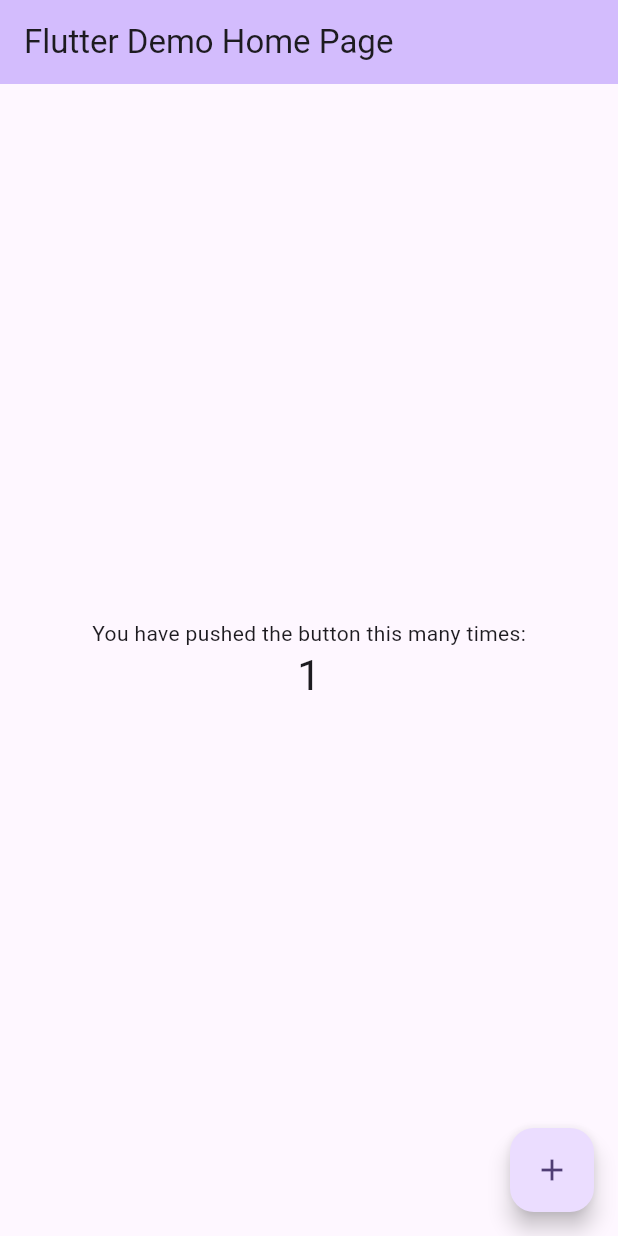
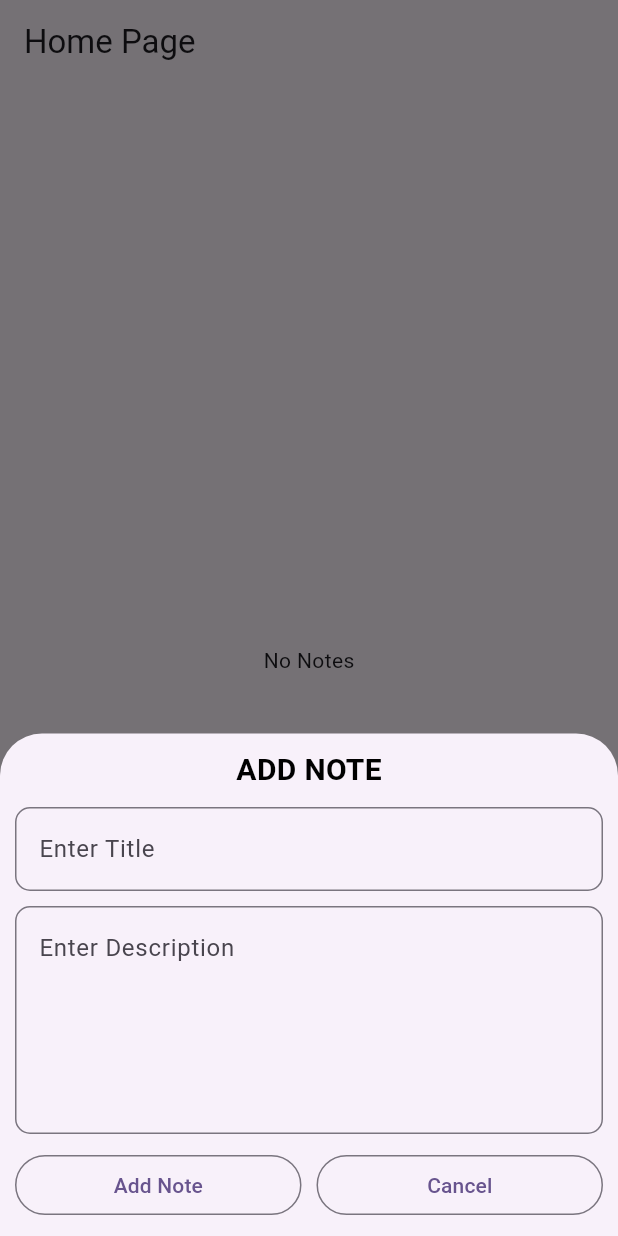
Before and after one commit to dhirajchaurasiya/Flutter_Db_with_sqflite, a Flutter app: the screen it shows after launch, after a tap on the "add" icon, on a phone screen of 412 x 824 dp. Run offline on Flutter 3.47's test engine with Material 3 defaults, Android fonts, the phone set to English and light mode, and no system bars; our stand-ins replace sqflite; accounts and stored records are empty.

Commit message:
add update and delete note with sqflite

```diff
--- /dev/null
+++ b/lib/data/local/db_helper.dart
@@ -0,0 +1,99 @@
+import 'dart:io';
+
+import 'package:path/path.dart';
+import 'package:path_provider/path_provider.dart';
+import 'package:sqflite/sqflite.dart';
+import 'package:sqflite/sqlite_api.dart';
+
+class dbHelper {
+  dbHelper._(); //private constructor
+
+  static final dbHelper getinstance = dbHelper._();
+
+  //create database object
+  Database? myDB;
+
+  static final String TABLE_NOTE = "note";
+  static final String COLUMN_NOTE_SNO = "s_no";
+  static final String COLUMN_NOTE_TITLE = "title";
+  static final String COLUMN_NOTE_DESC = "desc";
+
+  // db open (path -> if exists then open it else create it)
+  Future<Database> getDB() async {
+    myDB ??= await openDB();
+    return myDB!;
+
+    //same logic as above just difference in process
+    // if (myDB != null) {
+    //   return myDB!;
+    // } else {
+    //   myDB = await openDB();
+    //   return myDB!;
+    // }
+  }
+
+  Future<Database> openDB() async {
+    Directory appDir = await getApplicationDocumentsDirectory();
+    String dbpath = join(appDir.path, "notesdb.db");
+    Database myDB = await openDatabase(
+      dbpath,
+      onCreate: (db, version) {
+        //creating tables here
+        db.execute(
+          "CREATE TABLE $TABLE_NOTE($COLUMN_NOTE_SNO INTEGER PRIMARY KEY AUTOINCREMENT, $COLUMN_NOTE_TITLE TEXT, $COLUMN_NOTE_DESC TEXT)",
+        );
+      },
+      version: 1,
+    );
+    return myDB;
+  }
+
+  //queries based on the operation
+  //insertion
+  Future<bool> addNote({required String title, required String desc}) async {
+    Database db = await getDB();
+    int rowsAffected = await db.insert(TABLE_NOTE, {
+      COLUMN_NOTE_TITLE: title,
+      COLUMN_NOTE_DESC: desc,
+    });
+    return rowsAffected > 0;
+  }
+
+  //reading all Data
+  Future<List<Map<String, dynamic>>> getAllNotes() async {
+    //because the data is in form of Map in a list and returns a Future value so the function return type should also be accordingly
+    var db = await getDB();
+    //select * from note
+    List<Map<String, dynamic?>> mData = await db.query(TABLE_NOTE);
+
+    return mData;
+  }
+
+  //update notes
+  Future<bool> updateNotes({
+    required String title,
+    required String desc,
+    required int sno,
+  }) async {
+    var db = await getDB();
+    int check = await db.update(
+      TABLE_NOTE,
+      {COLUMN_NOTE_TITLE: title, COLUMN_NOTE_DESC: desc},
+      where: "$COLUMN_NOTE_SNO = ?",
+      whereArgs: [sno],
+    );
+
+    return check > 0;
+  }
+
+  //delete notes
+  Future<bool> deleteNotes({required int sno}) async {
+    var db = await getDB();
+    int check = await db.delete(
+      TABLE_NOTE,
+      where: "$COLUMN_NOTE_SNO = ?",
+      whereArgs: [sno],
+    );
+    return check > 0;
+  }
+}
--- /dev/null
+++ b/lib/home_page.dart
@@ -0,0 +1,242 @@
+import 'package:db_with_sqflite/data/local/db_helper.dart';
+import 'package:flutter/material.dart';
+
+class HomePage extends StatefulWidget {
+  const HomePage({super.key});
+
+  @override
+  State<HomePage> createState() => _HomePageState();
+}
+
+class _HomePageState extends State<HomePage> {
+  TextEditingController titleController = TextEditingController();
+  TextEditingController descController = TextEditingController();
+
+  List<Map<String, dynamic>> allNotes = [];
+  dbHelper? dbRef;
+
+  @override
+  void initState() {
+    super.initState();
+    dbRef = dbHelper.getinstance;
+    getNotes();
+  }
+
+  void getNotes() async {
+    allNotes = await dbRef!.getAllNotes();
+    setState(() {});
+  }
+
+  @override
+  Widget build(BuildContext context) {
+    return Scaffold(
+      appBar: AppBar(title: const Text('Home Page')),
+      body:
+          allNotes.isEmpty
+              ? const Center(child: Text('No Notes'))
+              : ListView.builder(
+                itemCount: allNotes.length,
+                itemBuilder: (context, index) {
+                  return ListTile(
+                    title: Text(
+                      allNotes[index][dbHelper.COLUMN_NOTE_TITLE] ?? '',
+                    ),
+                    subtitle: Text(
+                      allNotes[index][dbHelper.COLUMN_NOTE_DESC] ?? '',
+                    ),
+                    trailing: SizedBox(
+                      width: 100,
+                      child: Row(
+                        children: [
+                          IconButton(
+                            icon: const Icon(Icons.edit, color: Colors.green),
+                            onPressed: () {
+                              titleController.text =
+                                  allNotes[index][dbHelper.COLUMN_NOTE_TITLE];
+                              descController.text =
+                                  allNotes[index][dbHelper.COLUMN_NOTE_DESC];
+
+                              showModalBottomSheet(
+                                context: context,
+                                builder: (context) {
+                                  return BottomSheetWidget(
+                                    isUpdate: true,
+                                    sno:
+                                        allNotes[index][dbHelper
+                                            .COLUMN_NOTE_SNO],
+                                    titleController: titleController,
+                                    descController: descController,
+                                    onSave: getNotes,
+                                  );
+                                },
+                              );
+                            },
+                          ),
+                          IconButton(
+                            icon: const Icon(Icons.delete, color: Colors.red),
+                            onPressed: () async {
+                              bool check = await dbRef!.deleteNotes(
+                                sno: allNotes[index][dbHelper.COLUMN_NOTE_SNO],
+                              );
+                              if (check) {
+                                getNotes();
+                                ScaffoldMessenger.of(context).showSnackBar(
+                                  const SnackBar(content: Text('Note Deleted')),
+                                );
+                              }
+                            },
+                          ),
+                        ],
+                      ),
+                    ),
+                  );
+                },
+              ),
+      floatingActionButton: FloatingActionButton(
+        onPressed: () {
+          titleController.clear();
+          descController.clear();
+
+          showModalBottomSheet(
+            context: context,
+            builder: (context) {
+              return BottomSheetWidget(
+                isUpdate: false,
+                titleController: titleController,
+                descController: descController,
+                onSave: getNotes,
+              );
+            },
+          );
+        },
+        child: const Icon(Icons.add),
+      ),
+    );
+  }
+}
+
+class BottomSheetWidget extends StatefulWidget {
+  final bool isUpdate;
+  final int sno;
+  final TextEditingController titleController;
+  final TextEditingController descController;
+  final VoidCallback onSave;
+
+  const BottomSheetWidget({
+    super.key,
+    this.isUpdate = false,
+    this.sno = 0,
+    required this.titleController,
+    required this.descController,
+    required this.onSave,
+  });
+
+  @override
+  State<BottomSheetWidget> createState() => _BottomSheetWidgetState();
+}
+
+class _BottomSheetWidgetState extends State<BottomSheetWidget> {
+  dbHelper? dbRef;
+
+  @override
+  void initState() {
+    super.initState();
+    dbRef = dbHelper.getinstance;
+  }
+
+  @override
+  Widget build(BuildContext context) {
+    return Container(
+      padding: const EdgeInsets.all(10),
+      width: double.infinity,
+      child: Column(
+        mainAxisSize: MainAxisSize.min,
+        children: [
+          Text(
+            widget.isUpdate ? 'UPDATE NOTE' : 'ADD NOTE',
+            style: const TextStyle(
+              fontSize: 20,
+              fontWeight: FontWeight.bold,
+              color: Colors.black,
+            ),
+          ),
+          const SizedBox(height: 10),
+          TextField(
+            controller: widget.titleController,
+            decoration: InputDecoration(
+              hintText: 'Enter Title',
+              border: OutlineInputBorder(
+                borderRadius: BorderRadius.circular(10),
+              ),
+            ),
+          ),
+          const SizedBox(height: 10),
+          TextField(
+            controller: widget.descController,
+            maxLines: 5,
+            decoration: InputDecoration(
+              hintText: 'Enter Description',
+              border: OutlineInputBorder(
+                borderRadius: BorderRadius.circular(10),
+              ),
+            ),
+          ),
+          const SizedBox(height: 10),
+          Row(
+            children: [
+              Expanded(
+                child: OutlinedButton(
+                  onPressed: () async {
+                    final title = widget.titleController.text.trim();
+                    final desc = widget.descController.text.trim();
+
+                    if (title.isEmpty || desc.isEmpty) {
+                      ScaffoldMessenger.of(context).showSnackBar(
+                        const SnackBar(
+                          content: Text('Please fill all the fields'),
+                          backgroundColor: Colors.black,
+                          behavior: SnackBarBehavior.floating,
+                        ),
+                      );
+                      return;
+                    }
+
+                    bool check =
+                        widget.isUpdate
+                            ? await dbRef!.updateNotes(
+                              title: title,
+                              desc: desc,
+                              sno: widget.sno,
+                            )
+                            : await dbRef!.addNote(title: title, desc: desc);
+
+                    if (check) {
+                      widget.onSave();
+                      widget.titleController.clear();
+                      widget.descController.clear();
+                      Navigator.pop(context);
+                    } else {
+                      ScaffoldMessenger.of(context).showSnackBar(
+                        const SnackBar(content: Text('Operation failed')),
+                      );
+                    }
+                  },
+                  child: Text(widget.isUpdate ? 'Update Note' : 'Add Note'),
+                ),
+              ),
+              const SizedBox(width: 10),
+              Expanded(
+                child: OutlinedButton(
+                  onPressed: () {
+                    Navigator.pop(context);
+                  },
+                  child: const Text('Cancel'),
+                ),
+              ),
+            ],
+          ),
+        ],
+      ),
+    );
+  }
+}
--- a/lib/main.dart
+++ b/lib/main.dart
@@ -1,3 +1,5 @@
+import 'package:db_with_sqflite/data/local/db_helper.dart';
+import 'package:db_with_sqflite/home_page.dart';
 import 'package:flutter/material.dart';
 
 void main() {
@@ -7,116 +9,16 @@ void main() {
 class MyApp extends StatelessWidget {
   const MyApp({super.key});
 
-  // This widget is the root of your application.
   @override
   Widget build(BuildContext context) {
+    dbHelper db = dbHelper.getinstance;
+
     return MaterialApp(
       title: 'Flutter Demo',
       theme: ThemeData(
-        // This is the theme of your application.
-        //
-        // TRY THIS: Try running your application with "flutter run". You'll see
-        // the application has a purple toolbar. Then, without quitting the app,
-        // try changing the seedColor in the colorScheme below to Colors.green
-        // and then invoke "hot reload" (save your changes or press the "hot
-        // reload" button in a Flutter-supported IDE, or press "r" if you used
-        // the command line to start the app).
-        //
-        // Notice that the counter didn't reset back to zero; the application
-        // state is not lost during the reload. To reset the state, use hot
-        // restart instead.
-        //
-        // This works for code too, not just values: Most code changes can be
-        // tested with just a hot reload.
         colorScheme: ColorScheme.fromSeed(seedColor: Colors.deepPurple),
       ),
-      home: const MyHomePage(title: 'Flutter Demo Home Page'),
+      home: HomePage(),
     );
   }
 }
-
-class MyHomePage extends StatefulWidget {
-  const MyHomePage({super.key, required this.title});
-
-  // This widget is the home page of your application. It is stateful, meaning
-  // that it has a State object (defined below) that contains fields that affect
-  // how it looks.
-
-  // This class is the configuration for the state. It holds the values (in this
-  // case the title) provided by the parent (in this case the App widget) and
-  // used by the build method of the State. Fields in a Widget subclass are
-  // always marked "final".
-
-  final String title;
-
-  @override
-  State<MyHomePage> createState() => _MyHomePageState();
-}
-
-class _MyHomePageState extends State<MyHomePage> {
-  int _counter = 0;
-
-  void _incrementCounter() {
-    setState(() {
-      // This call to setState tells the Flutter framework that something has
-      // changed in this State, which causes it to rerun the build method below
-      // so that the display can reflect the updated values. If we changed
-      // _counter without calling setState(), then the build method would not be
-      // called again, and so nothing would appear to happen.
-      _counter++;
-    });
-  }
-
-  @override
-  Widget build(BuildContext context) {
-    // This method is rerun every time setState is called, for instance as done
-    // by the _incrementCounter method above.
-    //
-    // The Flutter framework has been optimized to make rerunning build methods
-    // fast, so that you can just rebuild anything that needs updating rather
-    // than having to individually change instances of widgets.
-    return Scaffold(
-      appBar: AppBar(
-        // TRY THIS: Try changing the color here to a specific color (to
-        // Colors.amber, perhaps?) and trigger a hot reload to see the AppBar
-        // change color while the other colors stay the same.
-        backgroundColor: Theme.of(context).colorScheme.inversePrimary,
-        // Here we take the value from the MyHomePage object that was created by
-        // the App.build method, and use it to set our appbar title.
-        title: Text(widget.title),
-      ),
-      body: Center(
-        // Center is a layout widget. It takes a single child and positions it
-        // in the middle of the parent.
-        child: Column(
-          // Column is also a layout widget. It takes a list of children and
-          // arranges them vertically. By default, it sizes itself to fit its
-          // children horizontally, and tries to be as tall as its parent.
-          //
-          // Column has various properties to control how it sizes itself and
-          // how it positions its children. Here we use mainAxisAlignment to
-          // center the children vertically; the main axis here is the vertical
-          // axis because Columns are vertical (the cross axis would be
-          // horizontal).
-          //
-          // TRY THIS: Invoke "debug painting" (choose the "Toggle Debug Paint"
-          // action in the IDE, or press "p" in the console), to see the
-          // wireframe for each widget.
-          mainAxisAlignment: MainAxisAlignment.center,
-          children: <Widget>[
-            const Text('You have pushed the button this many times:'),
-            Text(
-              '$_counter',
-              style: Theme.of(context).textTheme.headlineMedium,
-            ),
-          ],
-        ),
-      ),
-      floatingActionButton: FloatingActionButton(
-        onPressed: _incrementCounter,
-        tooltip: 'Increment',
-        child: const Icon(Icons.add),
-      ), // This trailing comma makes auto-formatting nicer for build methods.
-    );
-  }
-}
--- a/pubspec.yaml
+++ b/pubspec.yaml
@@ -35,6 +35,8 @@ dependencies:
   # Use with the CupertinoIcons class for iOS style icons.
   cupertino_icons: ^1.0.8
   sqflite: ^2.4.2
+  path_provider: ^2.1.5
+  path: ^1.9.1
 
 dev_dependencies:
   flutter_test:
```
Also changed, not shown: pubspec.lock, 2 other files.
